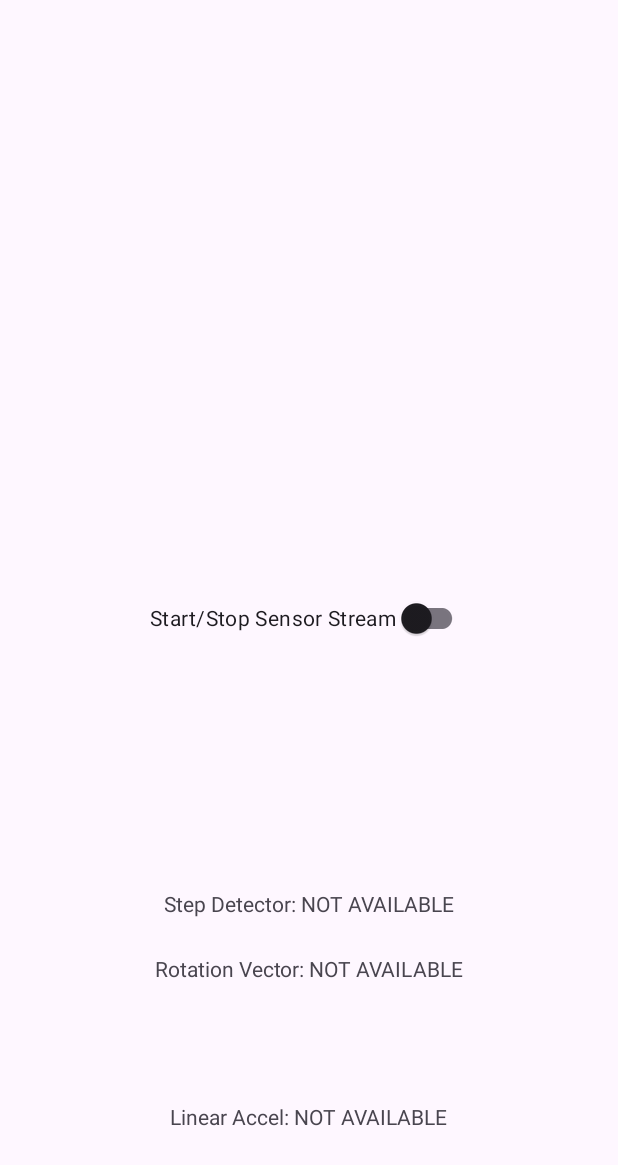
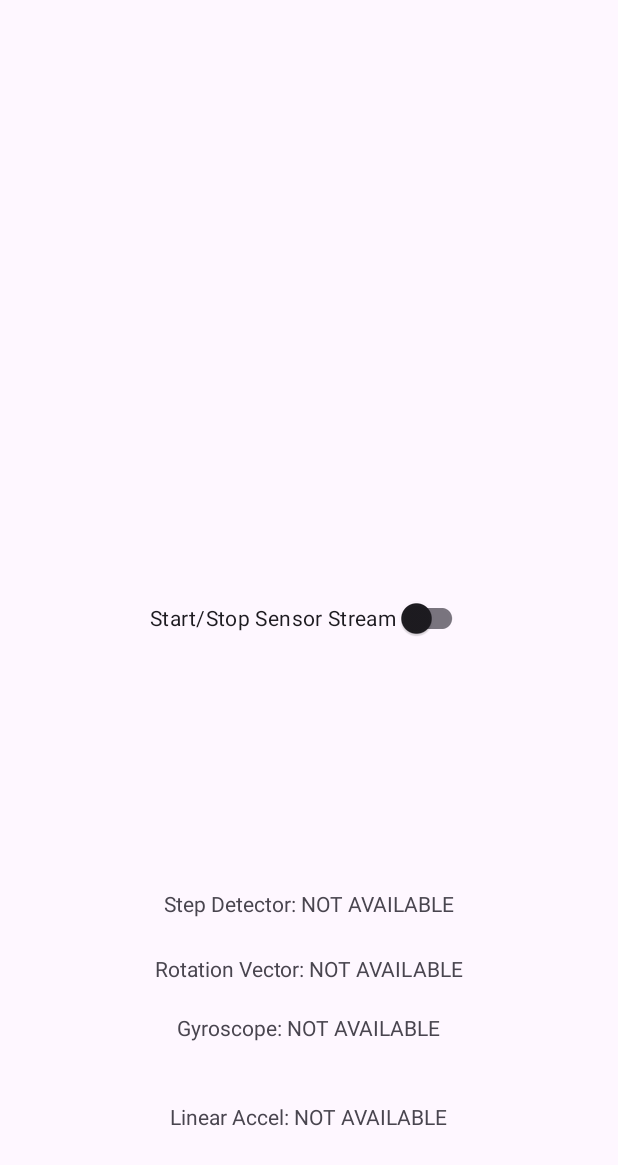
Before and after one commit to CarlKho-Minerva/v2_SilksongController_25TPE, an Android app: the screen it shows after launch (MainActivity), on a phone screen of 412 x 824 dp. Shown: the top 1165 px of the screen. Run offline under Robolectric (Android 15) with nearby library versions, the phone set to English and light mode, and no system bars.

Commit message:
feat: Add gyroscope sensor support and update UI for sensor status in MainActivity

```diff
--- a/Android/app/src/main/java/com/example/silksongmotioncontroller/MainActivity.kt
+++ b/Android/app/src/main/java/com/example/silksongmotioncontroller/MainActivity.kt
@@ -27,12 +27,16 @@ class MainActivity : AppCompatActivity(), SensorEventListener {
     private var stepDetectorSensor: Sensor? = null
     // --- NEW: Add a property for the Linear Acceleration Sensor ---
     private var linearAccelerationSensor: Sensor? = null
+    // --- NEW: Add a property for the Gyroscope Sensor ---
+    private var gyroscopeSensor: Sensor? = null
 
     // --- NEW: Views for status feedback ---
     private lateinit var rotationStatusView: TextView
     private lateinit var stepStatusView: TextView
     // --- NEW: UI View for the new sensor ---
     private lateinit var accelStatusView: TextView
+    // --- NEW: UI View for the gyroscope sensor ---
+    private lateinit var gyroStatusView: TextView
 
     private val MAC_IP_ADDRESS = "192.168.10.234"
     private val UDP_PORT = 12345
@@ -49,6 +53,7 @@ class MainActivity : AppCompatActivity(), SensorEventListener {
         stepStatusView = findViewById(R.id.tv_status_step)
         // --- NEW: Initialize the new TextView ---
         accelStatusView = findViewById(R.id.tv_status_accel)
+        gyroStatusView = findViewById(R.id.tv_status_gyro) // Initialize the new TextView
 
         sensorManager = getSystemService(SENSOR_SERVICE) as SensorManager
 
@@ -57,6 +62,7 @@ class MainActivity : AppCompatActivity(), SensorEventListener {
         stepDetectorSensor = sensorManager.getDefaultSensor(Sensor.TYPE_STEP_DETECTOR)
         // --- NEW: Initialize the Linear Acceleration sensor ---
         linearAccelerationSensor = sensorManager.getDefaultSensor(Sensor.TYPE_LINEAR_ACCELERATION)
+        gyroscopeSensor = sensorManager.getDefaultSensor(Sensor.TYPE_GYROSCOPE) // Initialize the new sensor
 
         updateSensorStatusUI()
 
@@ -100,6 +106,7 @@ class MainActivity : AppCompatActivity(), SensorEventListener {
     private fun updateSensorStatusUI() {
         rotationStatusView.text = if (rotationVectorSensor != null) "Rotation Vector: Ready" else "Rotation Vector: NOT AVAILABLE"
         accelStatusView.text = if (linearAccelerationSensor != null) "Linear Accel: Ready" else "Linear Accel: NOT AVAILABLE"
+        gyroStatusView.text = if (gyroscopeSensor != null) "Gyroscope: Ready" else "Gyroscope: NOT AVAILABLE" // Update status for new sensor
 
         val hasPermission = ContextCompat.checkSelfPermission(this, Manifest.permission.ACTIVITY_RECOGNITION) == PackageManager.PERMISSION_GRANTED
         stepStatusView.text = when {
@@ -113,6 +120,7 @@ class MainActivity : AppCompatActivity(), SensorEventListener {
         // --- MODIFIED: Register all sensors including the new linear acceleration sensor ---
         sensorManager.registerListener(this, rotationVectorSensor, SensorManager.SENSOR_DELAY_GAME)
         sensorManager.registerListener(this, linearAccelerationSensor, SensorManager.SENSOR_DELAY_GAME)
+        sensorManager.registerListener(this, gyroscopeSensor, SensorManager.SENSOR_DELAY_GAME) // Register the new sensor
 
         // Only register the step detector if we have permission
         if (ContextCompat.checkSelfPermission(this, Manifest.permission.ACTIVITY_RECOGNITION) == PackageManager.PERMISSION_GRANTED) {
@@ -147,6 +155,12 @@ class MainActivity : AppCompatActivity(), SensorEventListener {
                 val jsonPayload = """{"sensor": "linear_acceleration", "timestamp_ns": ${event.timestamp}, "values": {"x": ${values[0]}, "y": ${values[1]}, "z": ${values[2]}}}"""
                 sendData(jsonPayload)
             }
+            // --- NEW: Handle events from the Gyroscope ---
+            Sensor.TYPE_GYROSCOPE -> {
+                val values = event.values
+                val jsonPayload = """{"sensor": "gyroscope", "timestamp_ns": ${event.timestamp}, "values": {"x": ${values[0]}, "y": ${values[1]}, "z": ${values[2]}}}"""
+                sendData(jsonPayload)
+            }
         }
     }
 
--- a/Android/app/src/main/res/layout/activity_main.xml
+++ b/Android/app/src/main/res/layout/activity_main.xml
@@ -48,4 +48,15 @@
         app:layout_constraintStart_toStartOf="parent"
         app:layout_constraintTop_toTopOf="parent"
         app:layout_constraintVertical_bias="0.79" />
+
+    <TextView
+        android:id="@+id/tv_status_gyro"
+        android:layout_width="wrap_content"
+        android:layout_height="wrap_content"
+        android:text="Gyroscope: Initializing..."
+        app:layout_constraintBottom_toBottomOf="parent"
+        app:layout_constraintEnd_toEndOf="parent"
+        app:layout_constraintStart_toStartOf="parent"
+        app:layout_constraintTop_toBottomOf="@+id/switch_stream"
+        app:layout_constraintVertical_bias="0.65" />
 </androidx.constraintlayout.widget.ConstraintLayout>
```
Also changed, not shown: 1 other file.
